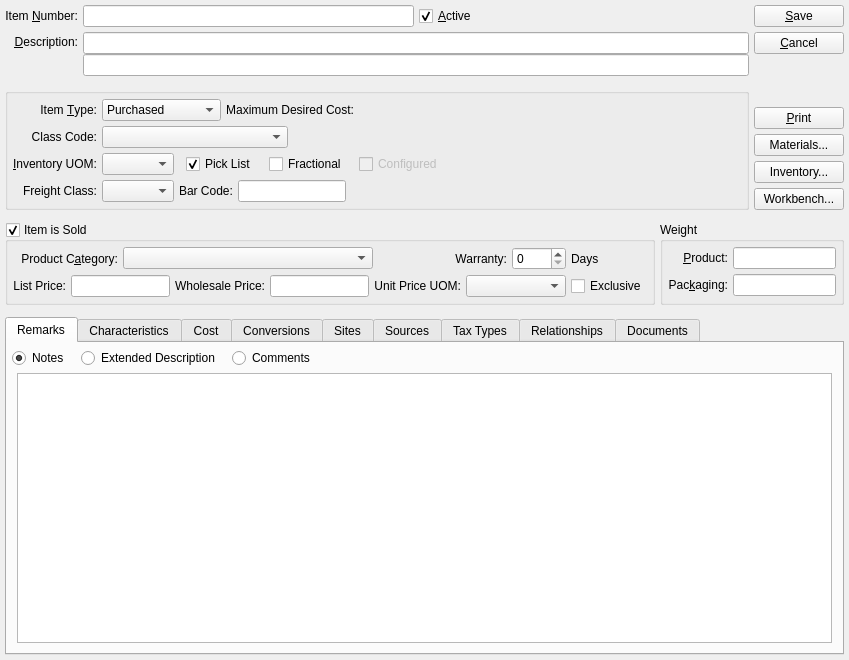
This is guiclient/item.ui in Pegasus-RPG/xtuple-client as Qt 5 draws it before an edit. The edited form follows.
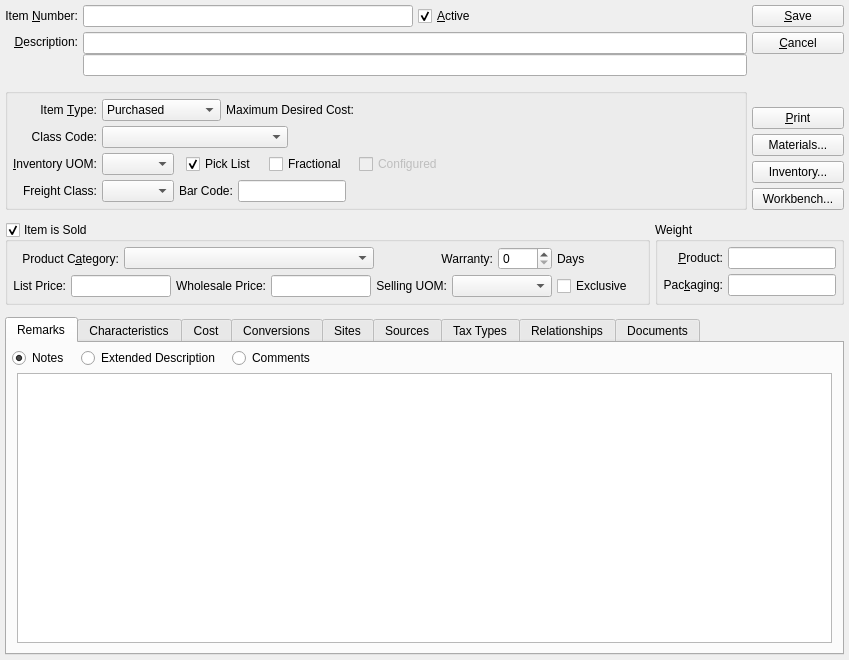
This is the edited form. Custom widgets are drawn as their Qt base class.

The edit to the form file:
```diff
--- a/guiclient/item.ui
+++ b/guiclient/item.ui
@@ -645,7 +645,7 @@
           <item row="1" column="5" colspan="2">
            <widget class="QLabel" name="_priceUOMLit">
             <property name="text">
-             <string>Unit Price UOM:</string>
+             <string>Selling UOM:</string>
             </property>
             <property name="alignment">
              <set>Qt::AlignRight|Qt::AlignTrailing|Qt::AlignVCenter</set>
```
